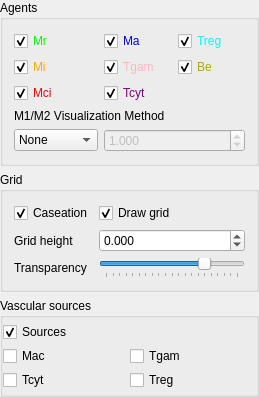
This is gui/agentswidget.ui in gmackie/GR-ABM-ODE-2D as Qt 5 draws it before an edit. The edited form follows.
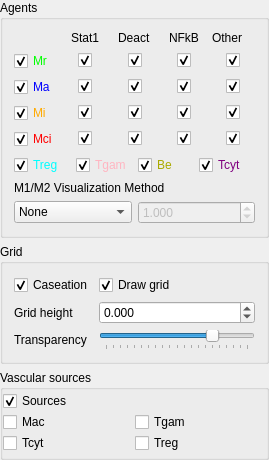
This is the edited form.

What changed in the file:
```diff
--- a/gui/agentswidget.ui
+++ b/gui/agentswidget.ui
@@ -6,8 +6,8 @@
    <rect>
     <x>0</x>
     <y>0</y>
-    <width>259</width>
-    <height>397</height>
+    <width>269</width>
+    <height>460</height>
    </rect>
   </property>
   <property name="windowTitle">
@@ -29,54 +29,7 @@
       <string>Agents</string>
      </property>
      <layout class="QGridLayout" name="gridLayout_5">
-      <item row="0" column="2">
-       <widget class="QCheckBox" name="checkBoxDrawAgentTreg">
-        <property name="palette">
-         <palette>
-          <active>
-           <colorrole role="WindowText">
-            <brush brushstyle="SolidPattern">
-             <color alpha="255">
-              <red>0</red>
-              <green>255</green>
-              <blue>255</blue>
-             </color>
-            </brush>
-           </colorrole>
-          </active>
-          <inactive>
-           <colorrole role="WindowText">
-            <brush brushstyle="SolidPattern">
-             <color alpha="255">
-              <red>0</red>
-              <green>255</green>
-              <blue>255</blue>
-             </color>
-            </brush>
-           </colorrole>
-          </inactive>
-          <disabled>
-           <colorrole role="WindowText">
-            <brush brushstyle="SolidPattern">
-             <color alpha="255">
-              <red>118</red>
-              <green>116</green>
-              <blue>113</blue>
-             </color>
-            </brush>
-           </colorrole>
-          </disabled>
-         </palette>
-        </property>
-        <property name="text">
-         <string>Treg</string>
-        </property>
-        <property name="checked">
-         <bool>true</bool>
-        </property>
-       </widget>
-      </item>
-      <item row="1" column="1">
+      <item row="2" column="1">
        <widget class="QCheckBox" name="checkBoxDrawAgentTgam">
         <property name="palette">
          <palette>
@@ -123,17 +76,64 @@
         </property>
        </widget>
       </item>
-      <item row="0" column="0">
-       <widget class="QCheckBox" name="checkBoxDrawAgentMr">
+      <item row="2" column="2">
+       <widget class="QCheckBox" name="checkBoxDrawAgentExtMtb">
         <property name="palette">
          <palette>
           <active>
            <colorrole role="WindowText">
             <brush brushstyle="SolidPattern">
              <color alpha="255">
+              <red>170</red>
+              <green>170</green>
+              <blue>0</blue>
+             </color>
+            </brush>
+           </colorrole>
+          </active>
+          <inactive>
+           <colorrole role="WindowText">
+            <brush brushstyle="SolidPattern">
+             <color alpha="255">
+              <red>170</red>
+              <green>170</green>
+              <blue>0</blue>
+             </color>
+            </brush>
+           </colorrole>
+          </inactive>
+          <disabled>
+           <colorrole role="WindowText">
+            <brush brushstyle="SolidPattern">
+             <color alpha="255">
+              <red>118</red>
+              <green>116</green>
+              <blue>113</blue>
+             </color>
+            </brush>
+           </colorrole>
+          </disabled>
+         </palette>
+        </property>
+        <property name="text">
+         <string>Be</string>
+        </property>
+        <property name="checked">
+         <bool>true</bool>
+        </property>
+       </widget>
+      </item>
+      <item row="2" column="0">
+       <widget class="QCheckBox" name="checkBoxDrawAgentTreg">
+        <property name="palette">
+         <palette>
+          <active>
+           <colorrole role="WindowText">
+            <brush brushstyle="SolidPattern">
+             <color alpha="255">
               <red>0</red>
               <green>255</green>
-              <blue>0</blue>
+              <blue>255</blue>
              </color>
             </brush>
            </colorrole>
@@ -144,7 +144,7 @@
              <color alpha="255">
               <red>0</red>
               <green>255</green>
-              <blue>0</blue>
+              <blue>255</blue>
              </color>
             </brush>
            </colorrole>
@@ -162,18 +162,94 @@
           </disabled>
          </palette>
         </property>
-        <property name="toolTip">
+        <property name="text">
+         <string>Treg</string>
+        </property>
+        <property name="checked">
+         <bool>true</bool>
+        </property>
+       </widget>
+      </item>
+      <item row="2" column="3">
+       <widget class="QCheckBox" name="checkBoxDrawAgentTcyt">
+        <property name="palette">
+         <palette>
+          <active>
+           <colorrole role="WindowText">
+            <brush brushstyle="SolidPattern">
+             <color alpha="255">
+              <red>127</red>
+              <green>0</green>
+              <blue>127</blue>
+             </color>
+            </brush>
+           </colorrole>
+          </active>
+          <inactive>
+           <colorrole role="WindowText">
+            <brush brushstyle="SolidPattern">
+             <color alpha="255">
+              <red>127</red>
+              <green>0</green>
+              <blue>127</blue>
+             </color>
+            </brush>
+           </colorrole>
+          </inactive>
+          <disabled>
+           <colorrole role="WindowText">
+            <brush brushstyle="SolidPattern">
+             <color alpha="255">
+              <red>118</red>
+              <green>116</green>
+              <blue>113</blue>
+             </color>
+            </brush>
+           </colorrole>
+          </disabled>
+         </palette>
+        </property>
+        <property name="text">
+         <string>Tcyt</string>
+        </property>
+        <property name="checked">
+         <bool>true</bool>
+        </property>
+       </widget>
+      </item>
+      <item row="0" column="0" colspan="4">
+       <layout class="QGridLayout" name="gridLayout">
+        <item row="4" column="2" alignment="Qt::AlignHCenter">
+         <widget class="QCheckBox" name="checkBoxMciDeact">
+          <property name="text">
          <string/>
         </property>
+          <property name="checked">
+           <bool>true</bool>
+          </property>
+         </widget>
+        </item>
+        <item row="1" column="2" alignment="Qt::AlignHCenter">
+         <widget class="QCheckBox" name="checkBoxMrDeact">
         <property name="text">
-         <string>Mr</string>
+           <string/>
         </property>
         <property name="checked">
          <bool>true</bool>
         </property>
        </widget>
       </item>
-      <item row="0" column="1">
+        <item row="3" column="1" alignment="Qt::AlignHCenter">
+         <widget class="QCheckBox" name="checkBoxMiStat1">
+          <property name="text">
+           <string/>
+          </property>
+          <property name="checked">
+           <bool>true</bool>
+          </property>
+         </widget>
+        </item>
+        <item row="2" column="0">
        <widget class="QCheckBox" name="checkBoxDrawAgentMa">
         <property name="palette">
          <palette>
@@ -223,17 +299,17 @@
         </property>
        </widget>
       </item>
-      <item row="2" column="1">
-       <widget class="QCheckBox" name="checkBoxDrawAgentTcyt">
+        <item row="1" column="0">
+         <widget class="QCheckBox" name="checkBoxDrawAgentMr">
         <property name="palette">
          <palette>
           <active>
            <colorrole role="WindowText">
             <brush brushstyle="SolidPattern">
              <color alpha="255">
-              <red>127</red>
-              <green>0</green>
-              <blue>127</blue>
+                <red>0</red>
+                <green>255</green>
+                <blue>0</blue>
              </color>
             </brush>
            </colorrole>
@@ -242,9 +318,9 @@
            <colorrole role="WindowText">
             <brush brushstyle="SolidPattern">
              <color alpha="255">
-              <red>127</red>
-              <green>0</green>
-              <blue>127</blue>
+                <red>0</red>
+                <green>255</green>
+                <blue>0</blue>
              </color>
             </brush>
            </colorrole>
@@ -263,14 +339,21 @@
          </palette>
         </property>
         <property name="text">
-         <string>Tcyt</string>
+           <string>Mr</string>
         </property>
         <property name="checked">
          <bool>true</bool>
         </property>
        </widget>
       </item>
-      <item row="1" column="0">
+        <item row="0" column="0">
+         <widget class="QLabel" name="label_2">
+          <property name="text">
+           <string/>
+          </property>
+         </widget>
+        </item>
+        <item row="3" column="0">
        <widget class="QCheckBox" name="checkBoxDrawAgentMi">
         <property name="palette">
          <palette>
@@ -320,7 +403,71 @@
         </property>
        </widget>
       </item>
-      <item row="2" column="0">
+        <item row="3" column="2" alignment="Qt::AlignHCenter">
+         <widget class="QCheckBox" name="checkBoxMiDeact">
+          <property name="text">
+           <string/>
+          </property>
+          <property name="checked">
+           <bool>true</bool>
+          </property>
+         </widget>
+        </item>
+        <item row="0" column="2" alignment="Qt::AlignHCenter">
+         <widget class="QLabel" name="label_4">
+          <property name="text">
+           <string>Deact</string>
+          </property>
+         </widget>
+        </item>
+        <item row="2" column="1" alignment="Qt::AlignHCenter">
+         <widget class="QCheckBox" name="checkBoxMaStat1">
+          <property name="text">
+           <string/>
+          </property>
+          <property name="checked">
+           <bool>true</bool>
+          </property>
+         </widget>
+        </item>
+        <item row="4" column="3" alignment="Qt::AlignHCenter">
+         <widget class="QCheckBox" name="checkBoxMciNFkB">
+          <property name="text">
+           <string/>
+          </property>
+          <property name="checked">
+           <bool>true</bool>
+          </property>
+         </widget>
+        </item>
+        <item row="1" column="1" alignment="Qt::AlignHCenter">
+         <widget class="QCheckBox" name="checkBoxMrStat1">
+          <property name="text">
+           <string/>
+          </property>
+          <property name="checked">
+           <bool>true</bool>
+          </property>
+         </widget>
+        </item>
+        <item row="0" column="1" alignment="Qt::AlignHCenter">
+         <widget class="QLabel" name="label_3">
+          <property name="text">
+           <string>Stat1</string>
+          </property>
+         </widget>
+        </item>
+        <item row="4" column="1" alignment="Qt::AlignHCenter">
+         <widget class="QCheckBox" name="checkBoxMciStat1">
+          <property name="text">
+           <string/>
+          </property>
+          <property name="checked">
+           <bool>true</bool>
+          </property>
+         </widget>
+        </item>
+        <item row="4" column="0">
        <widget class="QCheckBox" name="checkBoxDrawAgentMci">
         <property name="palette">
          <palette>
@@ -370,7 +517,110 @@
         </property>
        </widget>
       </item>
-      <item row="4" column="1" colspan="2">
+        <item row="2" column="3" alignment="Qt::AlignHCenter">
+         <widget class="QCheckBox" name="checkBoxMaNFkB">
+          <property name="text">
+           <string/>
+          </property>
+          <property name="checked">
+           <bool>true</bool>
+          </property>
+         </widget>
+        </item>
+        <item row="3" column="3" alignment="Qt::AlignHCenter">
+         <widget class="QCheckBox" name="checkBoxMiNFkB">
+          <property name="text">
+           <string/>
+          </property>
+          <property name="checked">
+           <bool>true</bool>
+          </property>
+         </widget>
+        </item>
+        <item row="2" column="2" alignment="Qt::AlignHCenter">
+         <widget class="QCheckBox" name="checkBoxMaDeact">
+          <property name="text">
+           <string/>
+          </property>
+          <property name="checked">
+           <bool>true</bool>
+          </property>
+         </widget>
+        </item>
+        <item row="1" column="3" alignment="Qt::AlignHCenter">
+         <widget class="QCheckBox" name="checkBoxMrNFkB">
+          <property name="text">
+           <string/>
+          </property>
+          <property name="checked">
+           <bool>true</bool>
+          </property>
+         </widget>
+        </item>
+        <item row="0" column="3" alignment="Qt::AlignHCenter">
+         <widget class="QLabel" name="label_5">
+          <property name="text">
+           <string>NFkB</string>
+          </property>
+         </widget>
+        </item>
+        <item row="0" column="4">
+         <widget class="QLabel" name="label_6">
+          <property name="text">
+           <string>Other</string>
+          </property>
+         </widget>
+        </item>
+        <item row="1" column="4" alignment="Qt::AlignHCenter">
+         <widget class="QCheckBox" name="checkBoxMrOther">
+          <property name="text">
+           <string/>
+          </property>
+          <property name="checked">
+           <bool>true</bool>
+          </property>
+         </widget>
+        </item>
+        <item row="2" column="4" alignment="Qt::AlignHCenter">
+         <widget class="QCheckBox" name="checkBoxMaOther">
+          <property name="text">
+           <string/>
+          </property>
+          <property name="checked">
+           <bool>true</bool>
+          </property>
+         </widget>
+        </item>
+        <item row="3" column="4" alignment="Qt::AlignHCenter">
+         <widget class="QCheckBox" name="checkBoxMiOther">
+          <property name="text">
+           <string/>
+          </property>
+          <property name="checked">
+           <bool>true</bool>
+          </property>
+         </widget>
+        </item>
+        <item row="4" column="4" alignment="Qt::AlignHCenter">
+         <widget class="QCheckBox" name="checkBoxMciOther">
+          <property name="text">
+           <string/>
+          </property>
+          <property name="checked">
+           <bool>true</bool>
+          </property>
+         </widget>
+        </item>
+       </layout>
+      </item>
+      <item row="4" column="0" colspan="4">
+       <widget class="QLabel" name="label">
+        <property name="text">
+         <string>M1/M2 Visualization Method</string>
+        </property>
+       </widget>
+      </item>
+      <item row="5" column="2" colspan="2">
        <widget class="QDoubleSpinBox" name="doubleSpinBoxM1M2Threshold">
         <property name="enabled">
          <bool>false</bool>
@@ -389,7 +639,7 @@
         </property>
        </widget>
       </item>
-      <item row="4" column="0">
+      <item row="5" column="0" colspan="2">
        <widget class="QComboBox" name="comboBoxM1M2">
         <item>
          <property name="text">
@@ -408,60 +658,6 @@
         </item>
        </widget>
       </item>
-      <item row="3" column="0" colspan="3">
-       <widget class="QLabel" name="label">
-        <property name="text">
-         <string>M1/M2 Visualization Method</string>
-        </property>
-       </widget>
-      </item>
-      <item row="1" column="2">
-       <widget class="QCheckBox" name="checkBoxDrawAgentExtMtb">
-        <property name="palette">
-         <palette>
-          <active>
-           <colorrole role="WindowText">
-            <brush brushstyle="SolidPattern">
-             <color alpha="255">
-              <red>170</red>
-              <green>170</green>
-              <blue>0</blue>
-             </color>
-            </brush>
-           </colorrole>
-          </active>
-          <inactive>
-           <colorrole role="WindowText">
-            <brush brushstyle="SolidPattern">
-             <color alpha="255">
-              <red>170</red>
-              <green>170</green>
-              <blue>0</blue>
-             </color>
-            </brush>
-           </colorrole>
-          </inactive>
-          <disabled>
-           <colorrole role="WindowText">
-            <brush brushstyle="SolidPattern">
-             <color alpha="255">
-              <red>118</red>
-              <green>116</green>
-              <blue>113</blue>
-             </color>
-            </brush>
-           </colorrole>
-          </disabled>
-         </palette>
-        </property>
-        <property name="text">
-         <string>Be</string>
-        </property>
-        <property name="checked">
-         <bool>true</bool>
-        </property>
-       </widget>
-      </item>
      </layout>
     </widget>
    </item>
@@ -471,6 +667,31 @@
       <string>Grid</string>
      </property>
      <layout class="QGridLayout" name="gridLayout_4">
+      <item row="2" column="1">
+       <widget class="QSlider" name="horizontalSliderAgentsAlpha">
+        <property name="enabled">
+         <bool>true</bool>
+        </property>
+        <property name="minimum">
+         <number>0</number>
+        </property>
+        <property name="maximum">
+         <number>20</number>
+        </property>
+        <property name="pageStep">
+         <number>2</number>
+        </property>
+        <property name="value">
+         <number>15</number>
+        </property>
+        <property name="orientation">
+         <enum>Qt::Horizontal</enum>
+        </property>
+        <property name="tickPosition">
+         <enum>QSlider::TicksBelow</enum>
+        </property>
+       </widget>
+      </item>
       <item row="0" column="0">
        <widget class="QCheckBox" name="checkBoxDrawAgentCaseation">
         <property name="text">
@@ -481,14 +702,14 @@
         </property>
        </widget>
       </item>
-      <item row="2" column="0">
+      <item row="1" column="0">
        <widget class="QLabel" name="labelAgentsHeightGrid">
         <property name="text">
          <string>Grid height</string>
         </property>
        </widget>
       </item>
-      <item row="2" column="1">
+      <item row="1" column="1">
        <widget class="QDoubleSpinBox" name="doubleSpinBoxAgentsGridHeight">
         <property name="enabled">
          <bool>true</bool>
@@ -513,38 +734,13 @@
         </property>
        </widget>
       </item>
-      <item row="3" column="0">
+      <item row="2" column="0">
        <widget class="QLabel" name="labelAgentstGridTransparency">
         <property name="text">
          <string>Transparency</string>
         </property>
        </widget>
       </item>
-      <item row="3" column="1">
-       <widget class="QSlider" name="horizontalSliderAgentsAlpha">
-        <property name="enabled">
-         <bool>true</bool>
-        </property>
-        <property name="minimum">
-         <number>0</number>
-        </property>
-        <property name="maximum">
-         <number>20</number>
-        </property>
-        <property name="pageStep">
-         <number>2</number>
-        </property>
-        <property name="value">
-         <number>15</number>
-        </property>
-        <property name="orientation">
-         <enum>Qt::Horizontal</enum>
-        </property>
-        <property name="tickPosition">
-         <enum>QSlider::TicksBelow</enum>
-        </property>
-       </widget>
-      </item>
       <item row="0" column="1">
        <widget class="QCheckBox" name="checkBoxAgentDrawGrid">
         <property name="text">
```
Left out of the diff: 262 changed lines with no effect on the pictures. Lines whose indentation alone changed are shown as unchanged.
